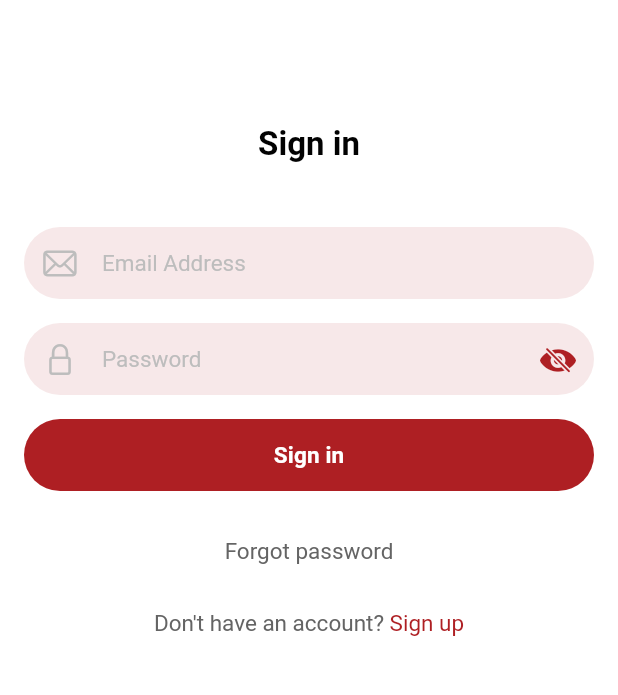
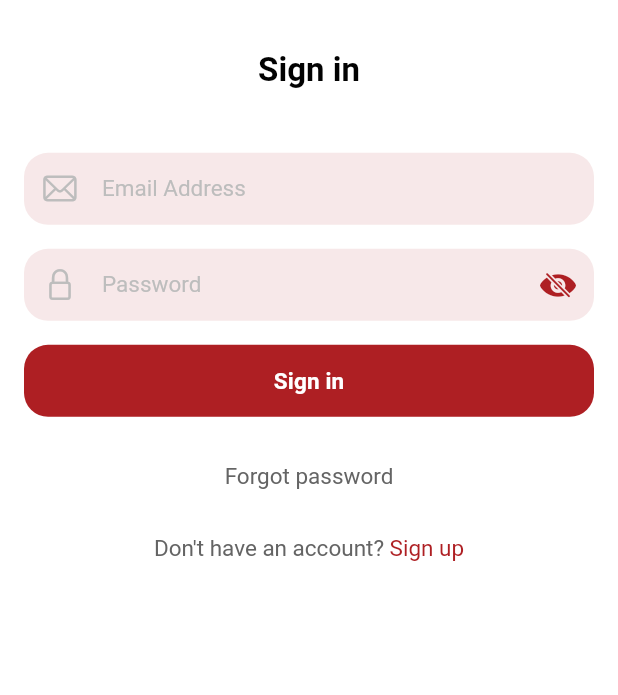
Before and after one commit to linrco123/fnrco_candidates, a Flutter app: the SignInScreen screen opened directly, on a phone screen of 412 x 824 dp, the part 229-924 px from its top. Run offline on Flutter 3.47's test engine with Material 3 defaults, Android fonts, the light colour scheme and no system bars; our stand-ins replace animated_splash_screen, bloc, concentric_transition, connectivity_plus, file_picker, flutter_bloc and 10 more; missing offline and left inert: dio2, flutter_pdfview, local_auth_android, local_auth_darwin, rename; accounts and stored records are empty; project files that could hold a hidden picture were left out.

Commit message:
00000000000

```diff
--- a/lib/ui/screens/auth/log_in.dart
+++ b/lib/ui/screens/auth/log_in.dart
@@ -55,7 +55,7 @@ class SignInScreen extends StatelessWidget {
                       children: [
                         SizedBox(height: constraints.maxHeight * 0.1),
                         const LOGO(),
-                        SizedBox(height: constraints.maxHeight * 0.1),
+                        SizedBox(height: constraints.maxHeight * 0.04),
                         Text(
                           translateLang(context, 'sign_in'),
                           style: Theme.of(context).textTheme.headlineLarge,
--- a/lib/ui/widgets/auth/custom_drop_text_field.dart
+++ b/lib/ui/widgets/auth/custom_drop_text_field.dart
@@ -27,7 +27,7 @@ class CustomDropTextField extends StatelessWidget {
       items: items,
       menuMaxHeight: 200.0,
       enableFeedback: true,
-      borderRadius: BorderRadius.circular(20.0),
+      borderRadius: BorderRadius.circular(16.0),
       dropdownColor: AppColors.primary,
       icon: const Icon(CupertinoIcons.chevron_compact_down),
       iconEnabledColor: AppColors.grey,
@@ -54,7 +54,7 @@ class CustomDropTextField extends StatelessWidget {
             const EdgeInsets.symmetric(horizontal: 15, vertical: 10),
         border: const OutlineInputBorder(
           borderSide: BorderSide.none,
-          borderRadius: BorderRadius.all(Radius.circular(50)),
+          borderRadius: BorderRadius.all(Radius.circular(16.0)),
         ),
       ),
     );
--- a/lib/ui/widgets/auth/custom_elevated_btn.dart
+++ b/lib/ui/widgets/auth/custom_elevated_btn.dart
@@ -25,13 +25,15 @@ class CustomElevatedButton extends StatelessWidget {
   Widget build(BuildContext context) {
     return ElevatedButton(
       onPressed: fun,
+      clipBehavior: Clip.antiAlias,
       style: ElevatedButton.styleFrom(
-        elevation: elevation,
-        backgroundColor: background,
-        foregroundColor: foreground,
-        minimumSize: Size(width, height),
-        shape: const StadiumBorder(),
-      ),
+          elevation: elevation,
+          backgroundColor: background,
+          foregroundColor: foreground,
+          minimumSize: Size(width, height),
+          shape: const RoundedRectangleBorder(
+              borderRadius:
+                  BorderRadiusDirectional.all(Radius.circular(16.0)))),
       child: Text(
         text,
         style: TextStyle(fontSize: textSize),
--- a/lib/ui/widgets/auth/name_email_phone_form_field.dart
+++ b/lib/ui/widgets/auth/name_email_phone_form_field.dart
@@ -37,7 +37,7 @@ class NameEmailPhoneFormField extends StatelessWidget {
         contentPadding: const EdgeInsets.symmetric(horizontal: 15, vertical: 0),
         border: const OutlineInputBorder(
           borderSide: BorderSide.none,
-          borderRadius: BorderRadius.all(Radius.circular(50)),
+          borderRadius: BorderRadius.all(Radius.circular(16.0)),
         ),
       ),
       keyboardType: inputType,
--- a/lib/ui/widgets/auth/password_form_field.dart
+++ b/lib/ui/widgets/auth/password_form_field.dart
@@ -43,7 +43,7 @@ class PasswordFormField extends StatelessWidget {
         contentPadding: const EdgeInsets.symmetric(horizontal: 15, vertical: 0),
         border: const OutlineInputBorder(
           borderSide: BorderSide.none,
-          borderRadius: BorderRadius.all(Radius.circular(50)),
+          borderRadius: BorderRadius.all(Radius.circular(16.0)),
         ),
       ),
       keyboardType: TextInputType.visiblePassword,
@@ -83,7 +83,7 @@ class PasswordFormField extends StatelessWidget {
 //                               keyboardType: TextInputType.visiblePassword,
 //                             ),
 
-///////////////////////////////login//////////////////////////////
+///////////////////////////////login/////////////////////TODO:
 ///
 ///
 //  TextFormField(
```
Also changed, not shown: lib/ui/screens/auth/sign_up.dart (+27 -26 lines).
